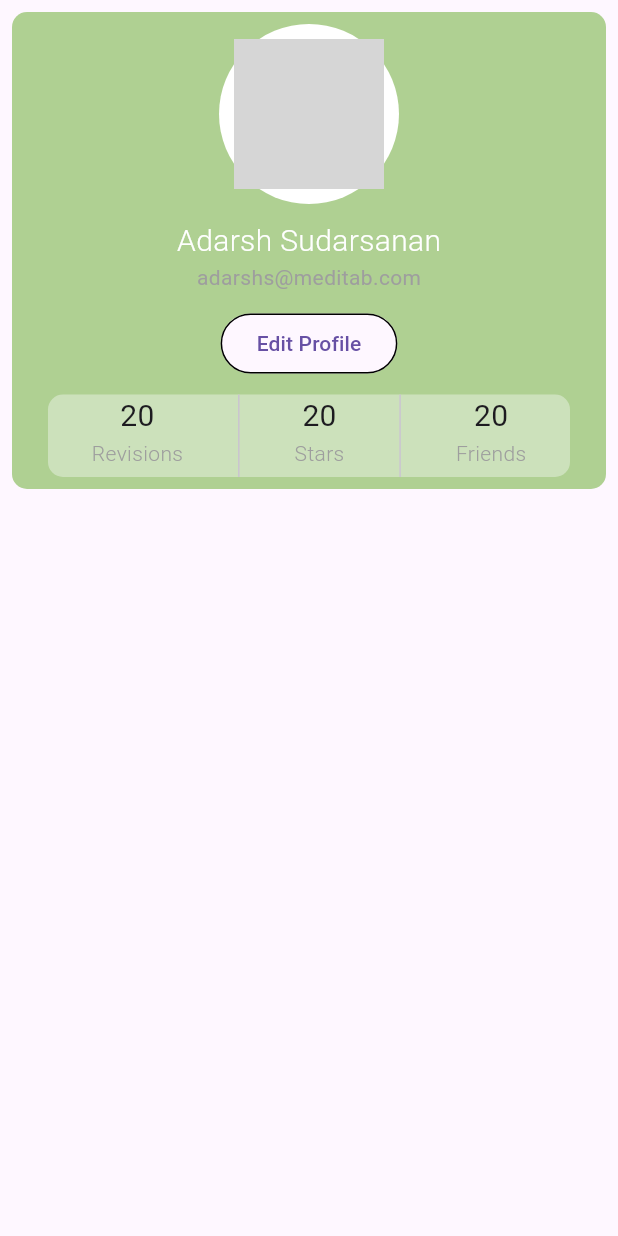
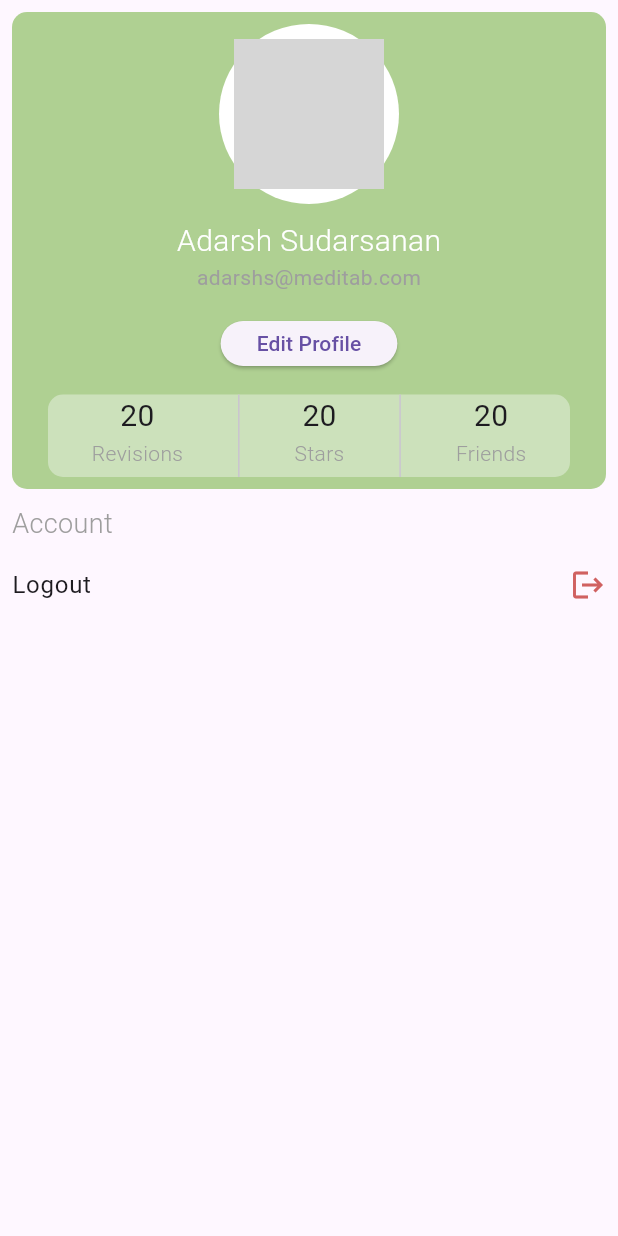
Before and after one commit to sudoadarsh/re_vision, a Flutter app: the screen it shows after launch, on a phone screen of 412 x 824 dp. Run offline on Flutter 3.47's test engine with Material 2 defaults, Android fonts, the phone set to English and light mode, and no system bars; our stand-ins replace bloc, cached_network_image, carousel_slider, cloud_firestore, file_picker, firebase_auth and 8 more; missing offline and left inert: favicon, flutter_quill; accounts and stored records are empty; network calls fail; grey boxes are pictures that could not be loaded.

Commit message:
-- log out implemented in profile page.

```diff
--- a/lib/constants/string_constants.dart
+++ b/lib/constants/string_constants.dart
@@ -92,6 +92,7 @@ class StringC {
   // String constants used in profile page.
   static const String starsProf = "Stars";
   static const String revisionProf = 'Revisions';
+  static const String account = "Account";
   static const String friends = 'Friends';
   static const String editProfile = "Edit Profile";
   static const String findFriends = "Find Friends";
--- a/lib/modules/profile/profile_page.dart
+++ b/lib/modules/profile/profile_page.dart
@@ -1,10 +1,14 @@
+import 'package:flutter/cupertino.dart';
 import 'package:flutter/material.dart';
-import 'package:re_vision/base_widgets/base_outline_button.dart';
+import 'package:re_vision/base_widgets/base_elevated_button.dart';
 import 'package:re_vision/constants/color_constants.dart';
 import 'package:re_vision/constants/decoration_constants.dart';
+import 'package:re_vision/constants/icon_constants.dart';
 import 'package:re_vision/constants/size_constants.dart';
 import 'package:re_vision/constants/string_constants.dart';
 import 'package:re_vision/extensions/widget_extensions.dart';
+import 'package:re_vision/routes/route_constants.dart';
+import 'package:re_vision/utils/social_auth/base_auth.dart';
 
 import '../../base_widgets/base_text.dart';
 
@@ -44,10 +48,9 @@ class _EditProfile extends StatelessWidget {
 
   @override
   Widget build(BuildContext context) {
-    return BaseOutlineButton(
-      borderColor: Colors.black,
-      backgroundColor: Theme.of(context).scaffoldBackgroundColor,
+    return BaseElevatedButton(
       onPressed: () {},
+      size: const Size(50, 30),
       child: const BaseText(StringC.editProfile),
     );
   }
@@ -93,6 +96,27 @@ class _UserStats extends StatelessWidget {
   }
 }
 
+/// The section header.
+///
+class _SectionHeader extends StatelessWidget {
+  const _SectionHeader({
+    Key? key,
+    required this.header,
+  }) : super(key: key);
+
+  final String header;
+
+  @override
+  Widget build(BuildContext context) {
+    return BaseText(
+      header,
+      fontSize: 18,
+      fontWeight: FontWeight.w300,
+      color: ColorC.subtitle,
+    );
+  }
+}
+
 /// The profile page.
 
 class ProfilePage extends StatelessWidget {
@@ -103,6 +127,7 @@ class ProfilePage extends StatelessWidget {
     return Scaffold(
       body: SafeArea(
         child: Column(
+          crossAxisAlignment: CrossAxisAlignment.start,
           children: [
             Container(
               decoration: DecorC.boxDecorAll(radius: 10.0)
@@ -125,9 +150,50 @@ class ProfilePage extends StatelessWidget {
                 ],
               ).paddingDefault(),
             ),
+            SizeC.spaceVertical10,
+            Expanded(
+              child: ListView(
+                children: [
+                  const _SectionHeader(header: StringC.account),
+                  ListTile(
+                    onTap: () => _logoutAlert(context),
+                    contentPadding: EdgeInsets.zero,
+                    title: const BaseText(StringC.logout),
+                    trailing: IconC.logout,
+                  ),
+                ],
+              ),
+            )
           ],
         ).paddingDefault(),
       ),
     );
   }
+
+  // ------------------------------ Functions ----------------------------------
+
+  /// Function to display the dialog alerting the user about the logout.
+  void _logoutAlert(BuildContext context) {
+    showDialog(
+      context: context,
+      builder: (_) => CupertinoAlertDialog(
+        title: const Text(StringC.logout),
+        content: const Text(StringC.logoutDesc),
+        actions: [
+          CupertinoDialogAction(
+            child: const BaseText(StringC.ok),
+            onPressed: () {
+              BaseAuth.signOut(context, to: RouteC.loginPage);
+            },
+          ),
+          CupertinoDialogAction(
+            child: const BaseText(StringC.cancel),
+            onPressed: () {
+              Navigator.of(context).pop();
+            },
+          ),
+        ],
+      ),
+    );
+  }
 }
```
Also changed, not shown: lib/utils/social_auth/base_auth.dart (+7 -4 lines).
